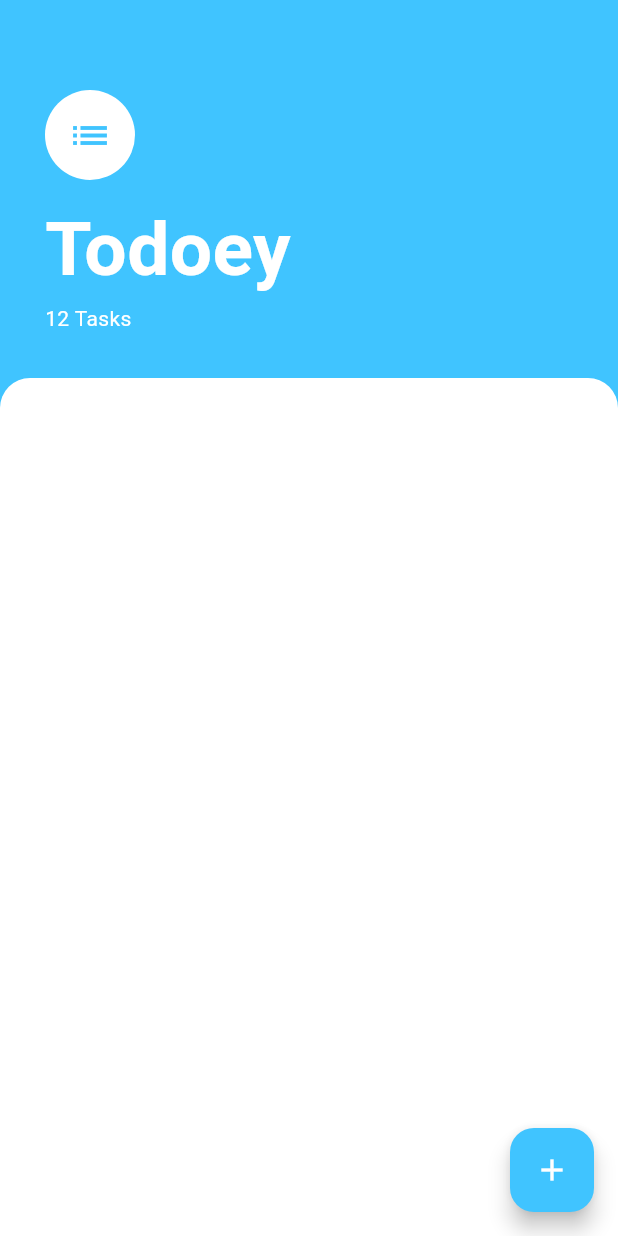
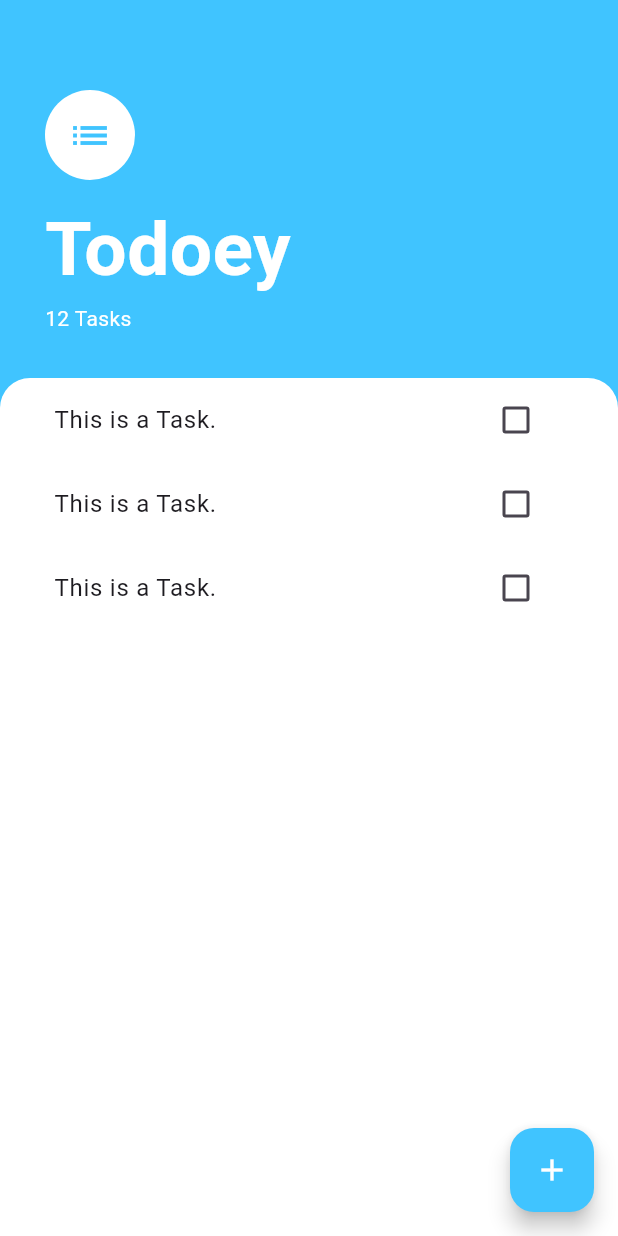
Before and after one commit to so2emma/Todoey_Flutter, a Flutter app: the screen it shows after launch, on a phone screen of 412 x 824 dp. Run offline on Flutter 3.47's test engine with Material 3 defaults, Android fonts, the phone set to English and light mode, and no system bars.

Commit message:
adding listView to project

```diff
--- a/todoey/lib/screens/task_screen.dart
+++ b/todoey/lib/screens/task_screen.dart
@@ -1,4 +1,5 @@
 import 'package:flutter/material.dart';
+import 'package:todoey/widget/task_list.dart';
 
 class TasksScreen extends StatelessWidget {
   const TasksScreen({super.key});
@@ -55,6 +56,7 @@ class TasksScreen extends StatelessWidget {
           ),
           Expanded(
             child: Container(
+              padding: EdgeInsets.symmetric(horizontal: 20.0),
               decoration: BoxDecoration(
                 color: Colors.white,
                 borderRadius: BorderRadius.only(
@@ -62,6 +64,7 @@ class TasksScreen extends StatelessWidget {
                   topRight: Radius.circular(20.0),
                 ),
               ),
+              child: TasksList(),
             ),
           )
         ],
--- /dev/null
+++ b/todoey/lib/widget/task_list.dart
@@ -0,0 +1,19 @@
+import 'package:flutter/material.dart';
+import 'package:todoey/widget/task_tile.dart';
+
+class TasksList extends StatelessWidget {
+  const TasksList({
+    super.key,
+  });
+
+  @override
+  Widget build(BuildContext context) {
+    return ListView(
+      children: [
+        TaskTile(),
+        TaskTile(),
+        TaskTile(),
+      ],
+    );
+  }
+}
--- /dev/null
+++ b/todoey/lib/widget/task_tile.dart
@@ -0,0 +1,18 @@
+import 'package:flutter/material.dart';
+
+class TaskTile extends StatelessWidget {
+  const TaskTile({
+    super.key,
+  });
+
+  @override
+  Widget build(BuildContext context) {
+    return ListTile(
+      title: Text("This is a Task."),
+      trailing: Checkbox(
+        value: false,
+        onChanged: (bool? value) {},
+      ),
+    );
+  }
+}
```
